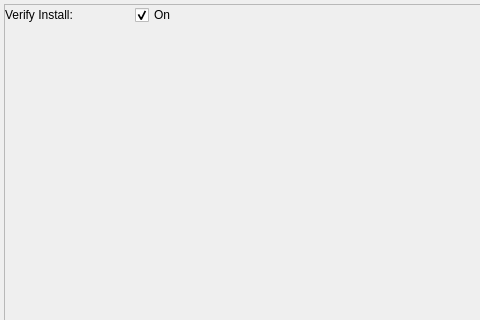
Old version of the form CoActionOS-QtSDK/CSdk/CKernelInstaller.ui in the repository CoActionOS/CoActionOS-Desktop; both pictures show x 0 to 480 and y 0 to 320 of the 764 by 453 pixel window.
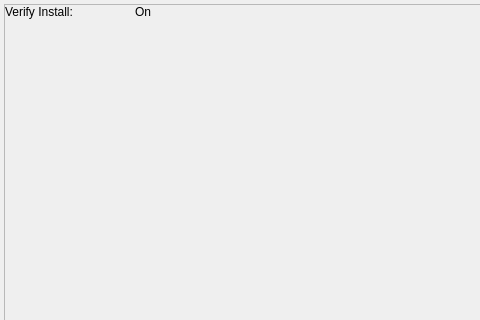
New version of the form. Custom widgets are drawn as their Qt base class.

What changed in the file:
```diff
--- a/CoActionOS-QtSDK/CSdk/CKernelInstaller.ui
+++ b/CoActionOS-QtSDK/CSdk/CKernelInstaller.ui
@@ -61,7 +61,7 @@
          <property name="rightMargin">
           <number>0</number>
          </property>
-         <item row="0" column="0">
+         <item row="1" column="0">
           <widget class="QLabel" name="verifyInstallLabel">
            <property name="minimumSize">
             <size>
@@ -74,19 +74,12 @@
            </property>
           </widget>
          </item>
-         <item row="0" column="1">
-          <layout class="QHBoxLayout" name="optionsHorizontalLayout_2">
-           <item>
-            <widget class="QCheckBox" name="verifyInstallCheckBox">
-             <property name="text">
-              <string>On</string>
-             </property>
-             <property name="checked">
-              <bool>true</bool>
-             </property>
-            </widget>
-           </item>
-          </layout>
+         <item row="1" column="1">
+          <widget class="CCheckbox" name="verifyInstallCheckBox">
+           <property name="text">
+            <string>On</string>
+           </property>
+          </widget>
          </item>
         </layout>
        </item>
@@ -143,6 +136,11 @@
   </layout>
  </widget>
  <customwidgets>
+  <customwidget>
+   <class>CCheckbox</class>
+   <extends>QLabel</extends>
+   <header>CSdk/CCheckbox.h</header>
+  </customwidget>
   <customwidget>
    <class>CInstaller</class>
    <extends>QWidget</extends>
```
Left out of the diff: 22 changed lines with no effect on the pictures.
